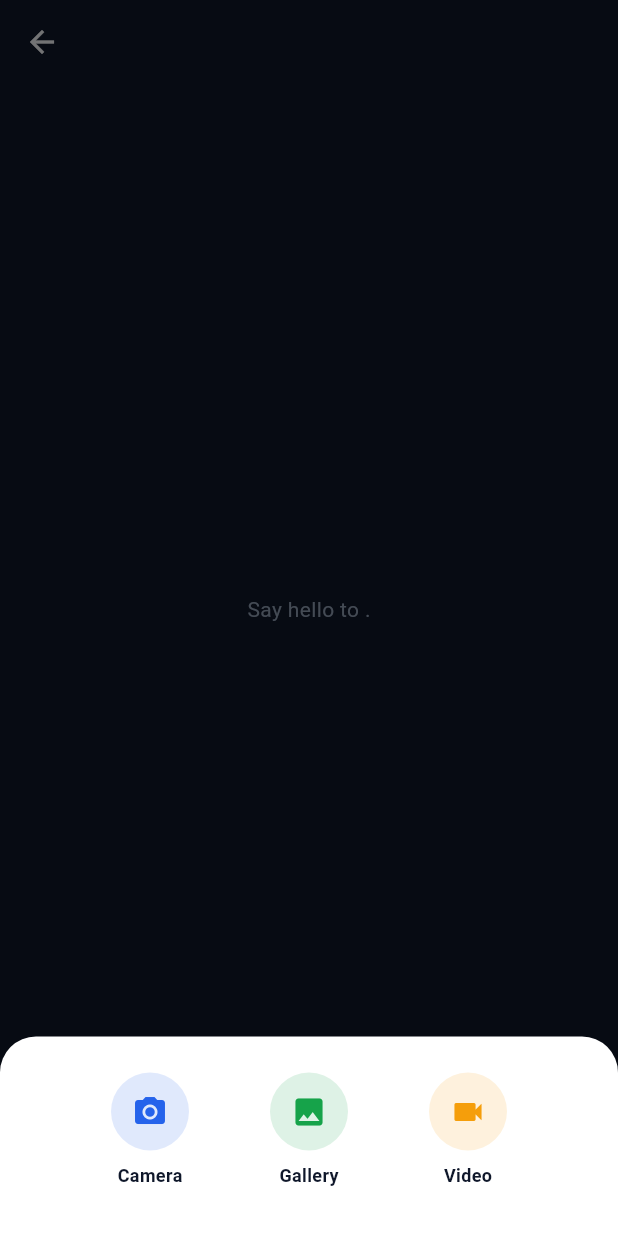
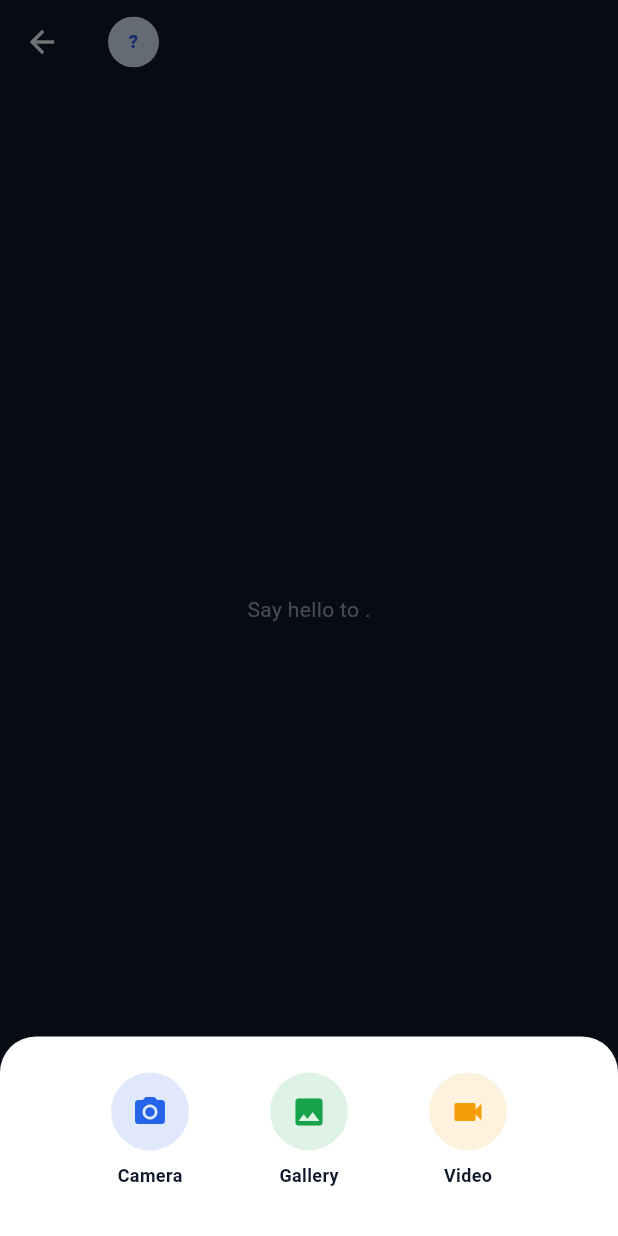
Before and after one commit to king401-hub/SCHOOL-DOM, a Flutter app: the ChatThreadScreen screen opened directly with empty values, after a tap on the "attach file" icon, on a phone screen of 412 x 824 dp. Run offline on Flutter 3.47's test engine with Material 3 defaults, Android fonts, the phone set to English and light mode, and no system bars; our stand-ins replace audioplayers, firebase_core, firebase_messaging, flutter_local_notifications, flutter_secure_storage, geolocator and 4 more; missing offline and left inert: mobile_scanner, record; accounts and stored records are empty.

Commit message:
Add Android push notifications, fix chat image previews, add avatars
Push notifications (Firebase Cloud Messaging, Android only - iOS needs
a paid Apple Developer account for APNs which this project doesn't
have): wires into the exact same place the app already creates in-app
notifications (notifications/signals.py's post_save receiver and
push.py's push_for_notifications, used by exam/quiz/finance/message
code), so every existing notification type automatically starts
pushing to the phone with zero extra call-site changes. The app
registers its FCM token via the previously-unused register_mobile_device
endpoint right after login, shows a local notification when a push
arrives in the foreground, and relies on FCM's automatic system
notification for backgrounded/closed app - fixing the original ask
that notifications weren't received at all while the app was closed.

Fixes chat image/video/voice-note attachments becoming unviewable
in-app after closing and reopening the app: MultipartFile.fromPath
was never given an explicit content type, so every upload silently
stored "application/octet-stream" server-side - correct only by
accident in the optimistic local render (which used a client-side
guess), broken once the thread reloaded from the server and the
preview logic saw the wrong type and fell back to opening externally.
Now sends the real content type on upload, and the display side also
falls back to guessing from the file extension for attachments sent
before this fix.

Adds a shared Avatar widget (profile picture with initials fallback)
used in the conversation list, new-message contact picker, and chat
thread header - so a contact's actual profile picture shows next to
their name instead of just initials.

```diff
--- a/mobile-app-flutter/lib/auth/auth_provider.dart
+++ b/mobile-app-flutter/lib/auth/auth_provider.dart
@@ -1,6 +1,7 @@
 import 'package:flutter/material.dart';
 import 'package:local_auth/local_auth.dart';
 import '../api/auth.dart';
+import '../services/push_notifications.dart';
 import '../storage/session_store.dart';
 
 enum AuthStatus { booting, unauthenticated, locked, authenticated }
@@ -60,6 +61,7 @@
             ? AuthStatus.locked
             : AuthStatus.authenticated;
     notifyListeners();
+    if (_status == AuthStatus.authenticated) PushNotifications.registerToken();
   }
 
   /// Called whenever the app is backgrounded (see WidgetsBindingObserver in
@@ -80,6 +82,7 @@
     _session = result;
     _status = AuthStatus.authenticated;
     notifyListeners();
+    PushNotifications.registerToken();
     return result;
   }
 
@@ -92,6 +95,7 @@
     _session = result;
     _status = AuthStatus.authenticated;
     notifyListeners();
+    PushNotifications.registerToken();
   }
 
   Future<bool> unlock() async {
@@ -103,6 +107,7 @@
     if (ok) {
       _status = AuthStatus.authenticated;
       notifyListeners();
+      PushNotifications.registerToken();
     }
     return ok;
   }
--- a/mobile-app-flutter/lib/main.dart
+++ b/mobile-app-flutter/lib/main.dart
@@ -14,6 +14,7 @@
 import 'screens/generic_shell_screen.dart';
 import 'screens/splash_screen.dart';
 import 'screens/teacher_shell_screen.dart';
+import 'services/push_notifications.dart';
 import 'theme/app_theme.dart';
 
 // Roles allowed to manage school finances - mirrors backend FINANCE_ROLES
@@ -30,6 +31,7 @@
 void main() async {
   WidgetsFlutterBinding.ensureInitialized();
   await ThemeController.instance.loadPersisted();
+  await PushNotifications.initialize();
   runApp(
     ChangeNotifierProvider(
       create: (_) => AuthProvider()..boot(),
--- a/mobile-app-flutter/lib/screens/chat_thread_screen.dart
+++ b/mobile-app-flutter/lib/screens/chat_thread_screen.dart
@@ -10,6 +10,7 @@
 import 'package:video_player/video_player.dart';
 import '../api/endpoints.dart';
 import '../theme/app_theme.dart';
+import '../widgets/avatar.dart';
 
 /// A single conversation thread with one partner, rendered as chat bubbles
 /// with a compose bar at the bottom - built on top of the existing
@@ -20,12 +21,14 @@
 class ChatThreadScreen extends StatefulWidget {
   final String partnerEmail;
   final String partnerName;
+  final String? partnerProfilePicture;
   final List<Map<String, dynamic>> initialMessages;
 
   const ChatThreadScreen({
     super.key,
     required this.partnerEmail,
     required this.partnerName,
+    this.partnerProfilePicture,
     required this.initialMessages,
   });
 
@@ -179,19 +182,25 @@
   Future<void> _sendAttachment(String path, {required String filename}) async {
     if (_sending) return;
     setState(() => _sending = true);
+    final contentType = _guessContentType(path);
     final optimistic = {
       'body': '',
       'direction': 'outgoing',
       'created_at': DateTime.now().toIso8601String(),
       'is_read': false,
       'attachments': [
-        {'name': filename, 'url': path, 'content_type': _guessContentType(path), 'local': true},
+        {'name': filename, 'url': path, 'content_type': contentType, 'local': true},
       ],
     };
     setState(() => _messages.add(optimistic));
     WidgetsBinding.instance.addPostFrameCallback((_) => _scrollToBottom());
     try {
-      await sendMessageWithAttachment(recipientEmail: widget.partnerEmail, filePath: path, filename: filename);
+      await sendMessageWithAttachment(
+        recipientEmail: widget.partnerEmail,
+        filePath: path,
+        filename: filename,
+        contentType: contentType,
+      );
     } catch (e) {
       if (mounted) {
         ScaffoldMessenger.of(context).showSnackBar(
@@ -430,7 +439,17 @@
         backgroundColor: AppColors.background,
         elevation: 0,
         foregroundColor: AppColors.text,
-        title: Text(widget.partnerName, style: const TextStyle(fontSize: 18, fontWeight: FontWeight.w900)),
+        title: Row(
+          children: [
+            Avatar(name: widget.partnerName, pictureUrl: widget.partnerProfilePicture, size: 34),
+            const SizedBox(width: 10),
+            Expanded(
+              child: Text(widget.partnerName,
+                  overflow: TextOverflow.ellipsis,
+                  style: const TextStyle(fontSize: 18, fontWeight: FontWeight.w900)),
+            ),
+          ],
+        ),
       ),
       body: SafeArea(
         child: Column(
@@ -656,7 +675,24 @@
   const _AttachmentPreview({required this.attachment, required this.foregroundColor});
 
   bool get _isLocal => attachment['local'] == true;
-  String get _contentType => (attachment['content_type'] ?? '').toString();
+
+  // Falls back to guessing from the file name's extension whenever the
+  // stored content type is missing or the generic "application/octet-stream"
+  // - covers attachments sent before the client started passing a real
+  // Content-Type on upload (those are all stuck as octet-stream server-side).
+  String get _contentType {
+    final raw = (attachment['content_type'] ?? '').toString();
+    if (raw.isNotEmpty && raw != 'application/octet-stream') return raw;
+    final name = (attachment['name'] ?? '').toString().toLowerCase();
+    final ext = name.contains('.') ? name.split('.').last : '';
+    const images = {'jpg', 'jpeg', 'png', 'gif', 'webp', 'heic'};
+    const videos = {'mp4', 'mov', 'm4v', '3gp', 'avi'};
+    const audios = {'m4a', 'aac', 'mp3', 'wav', 'ogg', 'caf'};
+    if (images.contains(ext)) return 'image/$ext';
+    if (videos.contains(ext)) return 'video/$ext';
+    if (audios.contains(ext)) return 'audio/$ext';
+    return raw;
+  }
   String get _url => (attachment['url'] ?? '').toString();
 
   @override
--- /dev/null
+++ b/mobile-app-flutter/lib/widgets/avatar.dart
@@ -0,0 +1,48 @@
+import 'package:flutter/material.dart';
+import '../theme/app_theme.dart';
+
+/// Shows a person's profile picture when one is set, falling back to their
+/// initials on a tinted circle otherwise (also the fallback if the image
+/// URL 404s or fails to load) - used anywhere a contact is shown by name
+/// (conversation list, new-message picker, chat thread header).
+class Avatar extends StatelessWidget {
+  final String name;
+  final String? pictureUrl;
+  final double size;
+  const Avatar({super.key, required this.name, this.pictureUrl, this.size = 44});
+
+  String get _initials {
+    final trimmed = name.trim();
+    if (trimmed.isEmpty) return '?';
+    return trimmed.split(RegExp(r'\s+')).take(2).map((s) => s[0]).join().toUpperCase();
+  }
+
+  @override
+  Widget build(BuildContext context) {
+    final hasPicture = (pictureUrl ?? '').isNotEmpty;
+    return ClipOval(
+      child: Container(
+        width: size,
+        height: size,
+        color: AppColors.primarySoft,
+        alignment: Alignment.center,
+        child: hasPicture
+            ? Image.network(
+                pictureUrl!,
+                width: size,
+                height: size,
+                fit: BoxFit.cover,
+                errorBuilder: (_, _, _) => Text(
+                  _initials,
+                  style: TextStyle(
+                      color: AppColors.primary, fontWeight: FontWeight.w900, fontSize: size * 0.36),
+                ),
+              )
+            : Text(
+                _initials,
+                style: TextStyle(color: AppColors.primary, fontWeight: FontWeight.w900, fontSize: size * 0.36),
+              ),
+      ),
+    );
+  }
+}
--- a/mobile-app-flutter/pubspec.yaml
+++ b/mobile-app-flutter/pubspec.yaml
@@ -45,6 +45,10 @@
   audioplayers: ^6.8.1
   path_provider: ^2.1.6
   video_player: ^2.14.0
+  firebase_core: ^4.13.0
+  firebase_messaging: ^16.5.0
+  flutter_local_notifications: ^22.3.0
+  http_parser: ^4.1.2
 
 dev_dependencies:
   flutter_test:
```
Also changed, not shown: mobile-app-flutter/lib/api/endpoints.dart (+12 -1 lines), mobile-app-flutter/lib/screens/messages_screen.dart (+12 -11 lines), mobile-app-flutter/lib/services/push_notifications.dart (added, +99 -0 lines), mobile-app-flutter/pubspec.lock, 11 other files.
